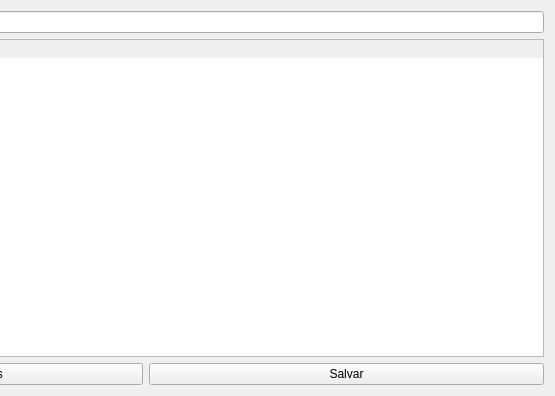
Qt form uis/managementEditLayers.ui (dsgoficial/SAP_Gerente) before a commit; both pictures show x 663 to 1218 and y 0 to 396 of the 1218 by 396 pixel window.
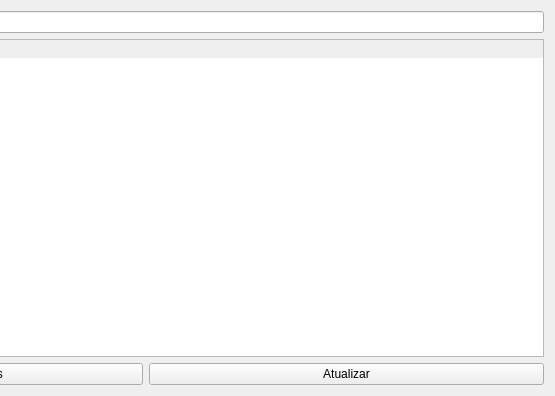
The same form after that commit.

Patch:
```diff
--- a/uis/managementEditLayers.ui
+++ b/uis/managementEditLayers.ui
@@ -74,7 +74,7 @@
      <item>
       <widget class="QPushButton" name="saveBtn">
        <property name="text">
-        <string>Salvar</string>
+        <string>Atualizar</string>
        </property>
       </widget>
      </item>
```
